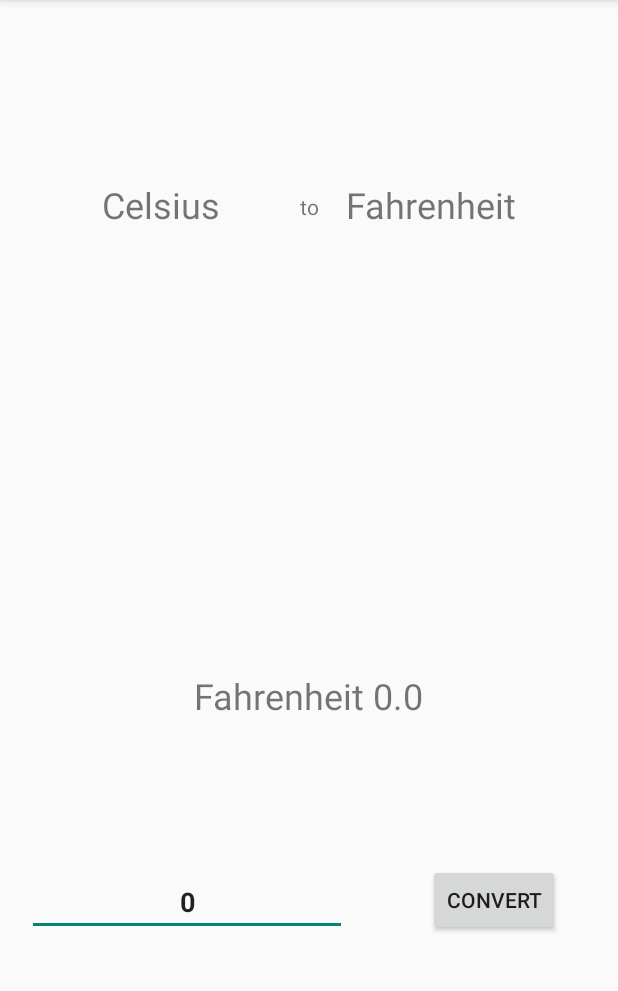
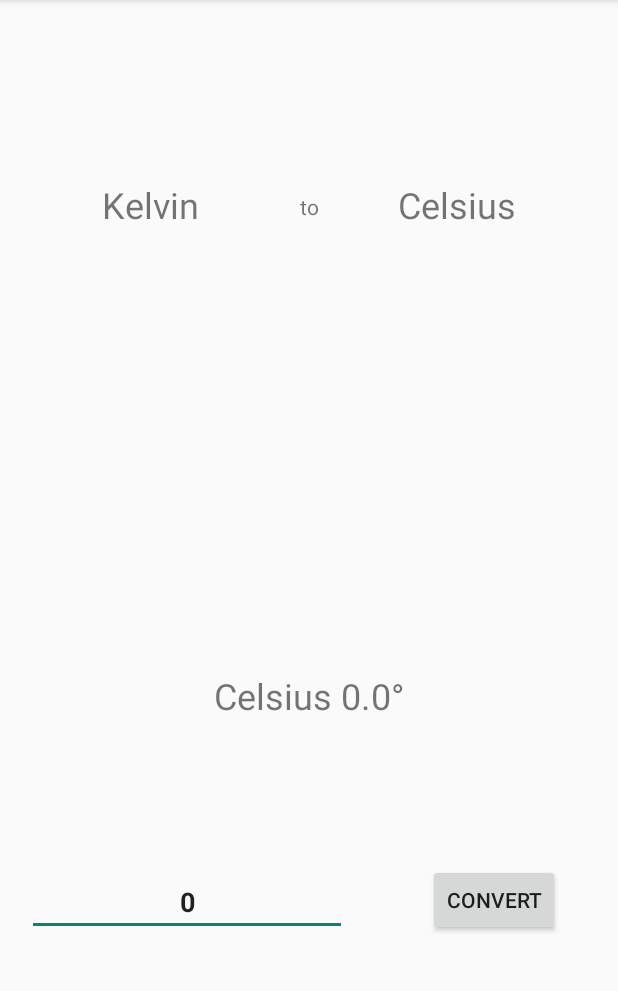
Before and after one commit to crownloyal/temper, an Android app: the screen it shows after launch (MainActivity), after a tap on "CONVERT", on a phone screen of 412 x 824 dp, the part 84-1075 px from its top. Run offline under Robolectric (Android 15) with nearby library versions, the phone set to English and light mode, and no system bars; 2 statements that could not run were skipped.

Commit message:
+ automatic unit assignment + onClick calculation working

```diff
--- a/app/build.gradle
+++ b/app/build.gradle
@@ -33,4 +33,5 @@ dependencies {
     androidTestImplementation 'com.android.support.test:runner:1.0.2'
     androidTestImplementation 'com.android.support.test.espresso:espresso-core:3.0.2'
     implementation files('libs/exp4j-0.4.8.jar')
+    implementation 'com.android.support:support-v4:28.0.0'
 }
--- a/app/src/main/java/com/cit/dominicmbrause/temper/MainActivity.java
+++ b/app/src/main/java/com/cit/dominicmbrause/temper/MainActivity.java
@@ -12,29 +12,25 @@ import org.w3c.dom.Text;
 
 public class MainActivity extends AppCompatActivity {
 
-    TemperatureUnit kelvin = new TemperatureUnit("Kelvin", "x + 0", "x + 0");
-    TemperatureUnit celsius = new TemperatureUnit("Celsius", "x + 273.15", "x - 273.15");
-    TemperatureUnit fahr = new TemperatureUnit("Fahrenheit", "9/5 * (x + 273.15) + 32", "9/5 * (x − 273.15) + 32");
-
+    static UnitSelectionController unitSelector = new UnitSelectionController();
 
     public void convert(View view) {
-        double convertedLeft = fahr.toKelvin(this.getInput(view));
-        double result = celsius.fromKelvin(convertedLeft);
+        TempTextView leftSide = findViewById(R.id.textView__left);
+        TempTextView rightSide = findViewById(R.id.textView__right);
+        double convertedToKelvin = leftSide.getCurrent().toKelvin(getInput(view));
+        double result = rightSide.getCurrent().fromKelvin(convertedToKelvin);
 
-        Log.i("DEBUG:", String.valueOf(result));
-
-        updateResult(view, result, fahr);
+        updateResult(view, result, rightSide.getCurrent());
     }
     private void updateResult(View view, double result, TemperatureUnit unit) {
-        TextView textLeft = (TextView) findViewById(R.id.TextView__result);
-        textLeft.setText(unit.name + " " + String.valueOf(result));
+        TextView textResult = findViewById(R.id.TextView__result);
+        textResult.setText(String.format("%s %s°", unit.name, String.valueOf(result)));
     }
     private double getInput(View view) {
-        EditText input = (EditText) findViewById(R.id.editText__input);
+        EditText input = findViewById(R.id.editText__input);
         String value = input.getText().toString();
-        double inputValue = Double.parseDouble(value);
 
-        return inputValue;
+        return Double.parseDouble(value);
     }
 
     @Override
@@ -42,13 +38,7 @@ public class MainActivity extends AppCompatActivity {
         super.onCreate(savedInstanceState);
         setContentView(R.layout.activity_main);
 
-        // Set left and right
-        TextView textLeft = (TextView) findViewById(R.id.textView__left);
-        TextView textRight = (TextView) findViewById(R.id.textView__right);
-        textLeft.setText(celsius.name);
-        textRight.setText(fahr.name);
-
-        // Prepare
+        // Prepare button
         Button convertButton = findViewById(R.id.button__convert);
         convertButton.setOnClickListener(new View.OnClickListener() {
             @Override
@@ -56,7 +46,19 @@ public class MainActivity extends AppCompatActivity {
                 convert(v);
             }
         });
+
+        // Prepare Paging
+        TemperatureUnit kelvin = new TemperatureUnit("Kelvin", "x + 0", "x + 0");
+        TemperatureUnit celsius = new TemperatureUnit("Celsius", "x + 273.15", "x - 273.15");
+        TemperatureUnit fahr = new TemperatureUnit("Fahrenheit", "9/5 * (x + 273.15) + 32", "9/5 * (x − 273.15) + 32");
+        unitSelector.addUnit(kelvin);
+        unitSelector.addUnit(celsius);
+        unitSelector.addUnit(fahr);
+
+        // Set left and right defaults
+        TempTextView textLeft = findViewById(R.id.textView__left);
+        TempTextView textRight = findViewById(R.id.textView__right);
+        textLeft.assignTemp(unitSelector.getNext());
+        textRight.assignTemp(unitSelector.getNext());
     }
-
-
 }
--- /dev/null
+++ b/app/src/main/java/com/cit/dominicmbrause/temper/TempTextView.java
@@ -0,0 +1,42 @@
+package com.cit.dominicmbrause.temper;
+
+import android.content.Context;
+import android.util.AttributeSet;
+import android.widget.TextView;
+
+public class TempTextView extends android.support.v7.widget.AppCompatTextView {
+
+    private TemperatureUnit current;
+
+    public TempTextView(Context context) {
+        super(context);
+    }
+    public TempTextView(Context context, TemperatureUnit unit) {
+        super(context);
+        assignTemp(unit);
+    }
+    public TempTextView(Context context, AttributeSet attrs) {
+        super(context, attrs);
+    }
+    public TempTextView(Context context, AttributeSet attrs, int defStyleAttr) {
+        super(context, attrs, defStyleAttr);
+    }
+
+
+    // API
+    public void assignTemp(TemperatureUnit unit) {
+        setCurrent(unit);
+        updateText();
+    }
+    private void updateText() {
+        setText(getCurrent().name);
+    }
+
+    // S&G
+    private void setCurrent(TemperatureUnit unit) {
+        current = unit;
+    }
+    public TemperatureUnit getCurrent() {
+        return current;
+    }
+}
--- /dev/null
+++ b/app/src/main/java/com/cit/dominicmbrause/temper/UnitSelectionController.java
@@ -0,0 +1,47 @@
+package com.cit.dominicmbrause.temper;
+
+import android.os.strictmode.UnbufferedIoViolation;
+
+import java.util.ArrayList;
+
+class UnitSelectionController {
+
+    private static ArrayList<TemperatureUnit> temps = new ArrayList<>();
+    private static ArrayList<Integer> counter = new ArrayList<>();
+
+
+    UnitSelectionController() {}
+
+    private int getCount() {
+        return temps.size();
+    }
+
+    TemperatureUnit getNext() {
+        if(getCount() < 1) {
+            throw new Error("Error: No items have been added to the unit queue.");
+        }
+
+        int next = identifyUnused();
+        counter.set(next, counter.get(next) + 1);
+        return temps.get(next);
+    }
+    private int identifyUnused() {
+        int index = 0;
+
+        for(int i = 0; i < counter.size(); i++) {
+            int temp = counter.get(i);
+            int current = counter.get(index);
+            if(temp < current) {
+                index = i;
+            }
+        }
+
+        return index;
+    }
+
+
+    void addUnit(TemperatureUnit temp) {
+        temps.add(temp);
+        counter.add(0);
+    }
+}
--- a/app/src/main/res/layout/activity_main.xml
+++ b/app/src/main/res/layout/activity_main.xml
@@ -6,7 +6,7 @@
     android:layout_height="match_parent"
     tools:context=".MainActivity">
 
-    <TextView
+    <com.cit.dominicmbrause.temper.TempTextView
         android:id="@+id/textView__left"
         android:layout_width="wrap_content"
         android:layout_height="wrap_content"
@@ -18,7 +18,7 @@
         app:layout_constraintTop_toTopOf="parent"
         tools:text="Left" />
 
-    <TextView
+    <com.cit.dominicmbrause.temper.TempTextView
         android:id="@+id/textView__right"
         android:layout_width="wrap_content"
         android:layout_height="wrap_content"
@@ -92,4 +92,5 @@
         app:layout_constraintStart_toStartOf="parent"
         app:layout_constraintTop_toTopOf="parent"
         tools:text="to" />
+
 </android.support.constraint.ConstraintLayout>
```
